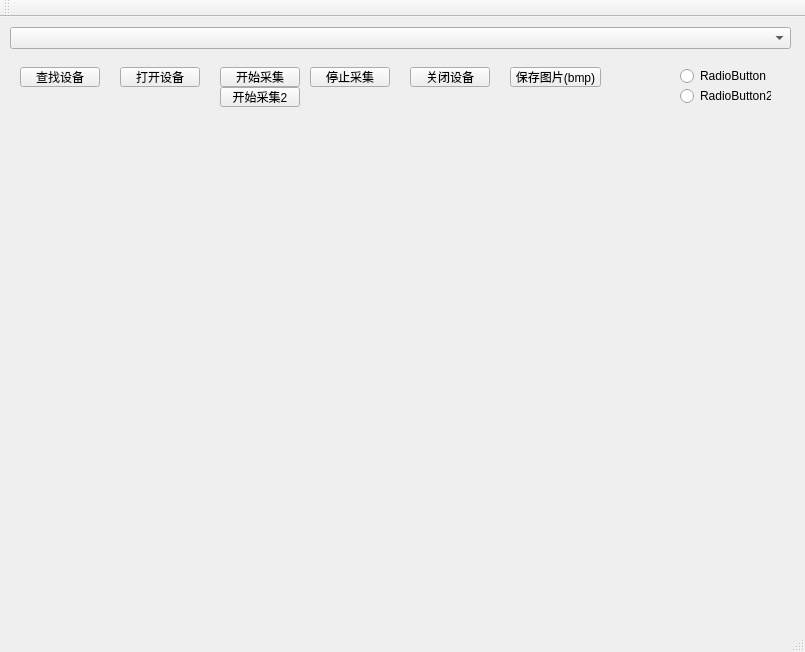
Above: mainwindow.ui from timbrist/hikvision-qt before the change. Below: the same form after it.
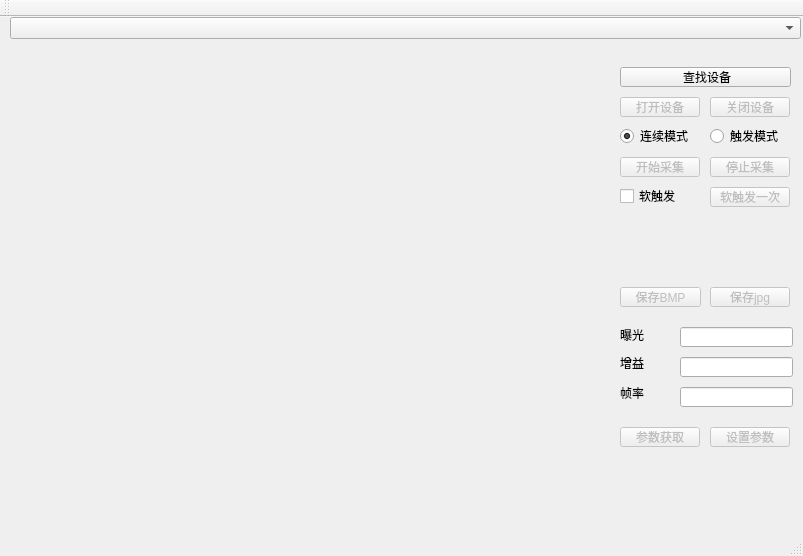
That is the form after the change.

Commit message: 删除没用的线程；将界面与sdk逻辑分离；实现查找设备，打开设备，关闭设备，连续采集，停止采集，保存图片。

Diff of the .ui file:
```diff
--- a/mainwindow.ui
+++ b/mainwindow.ui
@@ -6,81 +6,19 @@
    <rect>
     <x>0</x>
     <y>0</y>
-    <width>805</width>
-    <height>652</height>
+    <width>803</width>
+    <height>556</height>
    </rect>
   </property>
   <property name="windowTitle">
    <string>MainWindow</string>
   </property>
   <widget class="QWidget" name="centralWidget">
-   <widget class="QPushButton" name="pushButton_2">
-    <property name="geometry">
-     <rect>
-      <x>20</x>
-      <y>50</y>
-      <width>80</width>
-      <height>20</height>
-     </rect>
-    </property>
-    <property name="text">
-     <string>查找设备</string>
-    </property>
-   </widget>
-   <widget class="QComboBox" name="comboBox">
+   <widget class="QLabel" name="DisplayLabel">
     <property name="geometry">
      <rect>
       <x>10</x>
-      <y>10</y>
-      <width>781</width>
-      <height>22</height>
-     </rect>
-    </property>
-   </widget>
-   <widget class="QPushButton" name="pushButton_3">
-    <property name="geometry">
-     <rect>
-      <x>120</x>
       <y>50</y>
-      <width>80</width>
-      <height>20</height>
-     </rect>
-    </property>
-    <property name="text">
-     <string>打开设备</string>
-    </property>
-   </widget>
-   <widget class="QPushButton" name="pushButton_4">
-    <property name="geometry">
-     <rect>
-      <x>410</x>
-      <y>50</y>
-      <width>80</width>
-      <height>20</height>
-     </rect>
-    </property>
-    <property name="text">
-     <string>关闭设备</string>
-    </property>
-   </widget>
-   <widget class="QPushButton" name="pushButton_5">
-    <property name="geometry">
-     <rect>
-      <x>220</x>
-      <y>50</y>
-      <width>80</width>
-      <height>20</height>
-     </rect>
-    </property>
-    <property name="text">
-     <string>开始采集</string>
-    </property>
-   </widget>
-   <widget class="QLabel" name="label">
-    <property name="geometry">
-     <rect>
-      <x>20</x>
-      <y>150</y>
       <width>581</width>
       <height>431</height>
      </rect>
@@ -95,11 +33,117 @@
      <number>1</number>
     </property>
    </widget>
-   <widget class="QPushButton" name="pushButton">
+   <widget class="QComboBox" name="comboBox">
     <property name="geometry">
      <rect>
-      <x>310</x>
+      <x>10</x>
+      <y>0</y>
+      <width>791</width>
+      <height>22</height>
+     </rect>
+    </property>
+   </widget>
+   <widget class="QPushButton" name="EnumButton">
+    <property name="geometry">
+     <rect>
+      <x>620</x>
       <y>50</y>
+      <width>171</width>
+      <height>20</height>
+     </rect>
+    </property>
+    <property name="text">
+     <string> 查找设备</string>
+    </property>
+   </widget>
+   <widget class="QPushButton" name="OpenButton">
+    <property name="enabled">
+     <bool>false</bool>
+    </property>
+    <property name="geometry">
+     <rect>
+      <x>620</x>
+      <y>80</y>
+      <width>80</width>
+      <height>20</height>
+     </rect>
+    </property>
+    <property name="text">
+     <string>打开设备</string>
+    </property>
+   </widget>
+   <widget class="QPushButton" name="CloseButton">
+    <property name="enabled">
+     <bool>false</bool>
+    </property>
+    <property name="geometry">
+     <rect>
+      <x>710</x>
+      <y>80</y>
+      <width>80</width>
+      <height>20</height>
+     </rect>
+    </property>
+    <property name="text">
+     <string>关闭设备</string>
+    </property>
+   </widget>
+   <widget class="QRadioButton" name="ContinuesRadioButton">
+    <property name="enabled">
+     <bool>true</bool>
+    </property>
+    <property name="geometry">
+     <rect>
+      <x>620</x>
+      <y>110</y>
+      <width>81</width>
+      <height>18</height>
+     </rect>
+    </property>
+    <property name="text">
+     <string>连续模式</string>
+    </property>
+    <property name="checked">
+     <bool>true</bool>
+    </property>
+   </widget>
+   <widget class="QRadioButton" name="HardwareRadioButton">
+    <property name="geometry">
+     <rect>
+      <x>710</x>
+      <y>110</y>
+      <width>81</width>
+      <height>18</height>
+     </rect>
+    </property>
+    <property name="text">
+     <string>触发模式</string>
+    </property>
+   </widget>
+   <widget class="QPushButton" name="StartGrabbingButton">
+    <property name="enabled">
+     <bool>false</bool>
+    </property>
+    <property name="geometry">
+     <rect>
+      <x>620</x>
+      <y>140</y>
+      <width>80</width>
+      <height>20</height>
+     </rect>
+    </property>
+    <property name="text">
+     <string>开始采集</string>
+    </property>
+   </widget>
+   <widget class="QPushButton" name="StopGrabbingButton">
+    <property name="enabled">
+     <bool>false</bool>
+    </property>
+    <property name="geometry">
+     <rect>
+      <x>710</x>
+      <y>140</y>
       <width>80</width>
       <height>20</height>
      </rect>
@@ -108,56 +152,166 @@
      <string>停止采集</string>
     </property>
    </widget>
-   <widget class="QPushButton" name="pushButton_6">
+   <widget class="QPushButton" name="SaveBmpButton">
+    <property name="enabled">
+     <bool>false</bool>
+    </property>
     <property name="geometry">
      <rect>
-      <x>510</x>
-      <y>50</y>
-      <width>91</width>
+      <x>620</x>
+      <y>270</y>
+      <width>81</width>
       <height>20</height>
      </rect>
     </property>
     <property name="text">
-     <string>保存图片(bmp)</string>
+     <string>保存BMP</string>
     </property>
    </widget>
-   <widget class="QRadioButton" name="radioButton">
+   <widget class="QLineEdit" name="ExposureLineEdit">
     <property name="geometry">
      <rect>
       <x>680</x>
-      <y>50</y>
-      <width>91</width>
-      <height>18</height>
+      <y>310</y>
+      <width>113</width>
+      <height>20</height>
      </rect>
     </property>
+   </widget>
+   <widget class="QLabel" name="ExposureLabel">
+    <property name="geometry">
+     <rect>
+      <x>620</x>
+      <y>310</y>
+      <width>51</width>
+      <height>16</height>
+     </rect>
+    </property>
     <property name="text">
-     <string>RadioButton</string>
+     <string>曝光</string>
     </property>
    </widget>
-   <widget class="QRadioButton" name="radioButton_2">
+   <widget class="QLineEdit" name="GainLineEdit">
     <property name="geometry">
      <rect>
       <x>680</x>
-      <y>70</y>
-      <width>91</width>
+      <y>340</y>
+      <width>113</width>
+      <height>20</height>
+     </rect>
+    </property>
+   </widget>
+   <widget class="QLabel" name="GainLabel">
+    <property name="geometry">
+     <rect>
+      <x>620</x>
+      <y>340</y>
+      <width>54</width>
+      <height>12</height>
+     </rect>
+    </property>
+    <property name="text">
+     <string>增益</string>
+    </property>
+   </widget>
+   <widget class="QLabel" name="FrameRateLabel">
+    <property name="geometry">
+     <rect>
+      <x>620</x>
+      <y>370</y>
+      <width>54</width>
+      <height>12</height>
+     </rect>
+    </property>
+    <property name="text">
+     <string>帧率</string>
+    </property>
+   </widget>
+   <widget class="QLineEdit" name="FrameRateLineEdit">
+    <property name="geometry">
+     <rect>
+      <x>680</x>
+      <y>370</y>
+      <width>113</width>
+      <height>20</height>
+     </rect>
+    </property>
+   </widget>
+   <widget class="QPushButton" name="GetParamButton">
+    <property name="enabled">
+     <bool>false</bool>
+    </property>
+    <property name="geometry">
+     <rect>
+      <x>620</x>
+      <y>410</y>
+      <width>80</width>
+      <height>20</height>
+     </rect>
+    </property>
+    <property name="text">
+     <string>参数获取</string>
+    </property>
+   </widget>
+   <widget class="QPushButton" name="SetParamButton">
+    <property name="enabled">
+     <bool>false</bool>
+    </property>
+    <property name="geometry">
+     <rect>
+      <x>710</x>
+      <y>410</y>
+      <width>80</width>
+      <height>20</height>
+     </rect>
+    </property>
+    <property name="text">
+     <string>设置参数</string>
+    </property>
+   </widget>
+   <widget class="QPushButton" name="SaveJpgButton">
+    <property name="enabled">
+     <bool>false</bool>
+    </property>
+    <property name="geometry">
+     <rect>
+      <x>710</x>
+      <y>270</y>
+      <width>80</width>
+      <height>20</height>
+     </rect>
+    </property>
+    <property name="text">
+     <string>保存jpg</string>
+    </property>
+   </widget>
+   <widget class="QCheckBox" name="checkBox">
+    <property name="geometry">
+     <rect>
+      <x>620</x>
+      <y>170</y>
+      <width>73</width>
       <height>18</height>
      </rect>
     </property>
     <property name="text">
-     <string>RadioButton2</string>
+     <string>软触发</string>
     </property>
    </widget>
-   <widget class="QPushButton" name="pushButton_7">
+   <widget class="QPushButton" name="SoftwareButton">
+    <property name="enabled">
+     <bool>false</bool>
+    </property>
     <property name="geometry">
      <rect>
-      <x>220</x>
-      <y>70</y>
+      <x>710</x>
+      <y>170</y>
       <width>80</width>
       <height>20</height>
      </rect>
     </property>
     <property name="text">
-     <string>开始采集2</string>
+     <string>软触发一次</string>
     </property>
    </widget>
   </widget>
```
Left out of the diff: 2 changed lines with no effect on the pictures. The commit also changes 7 other files.
